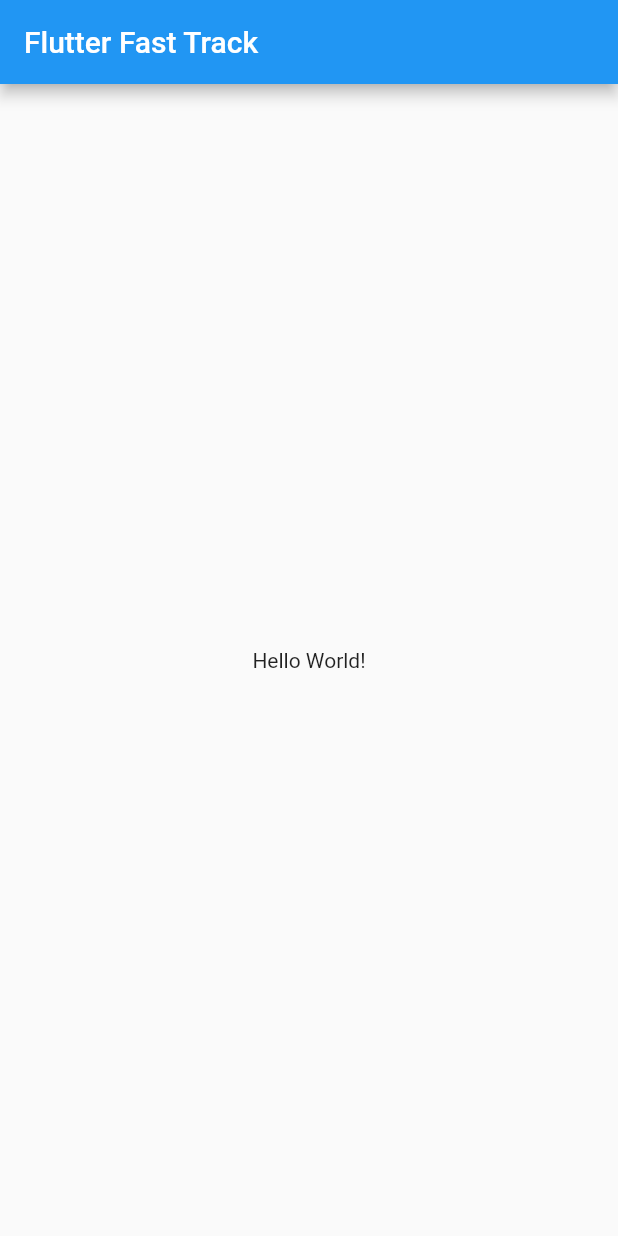
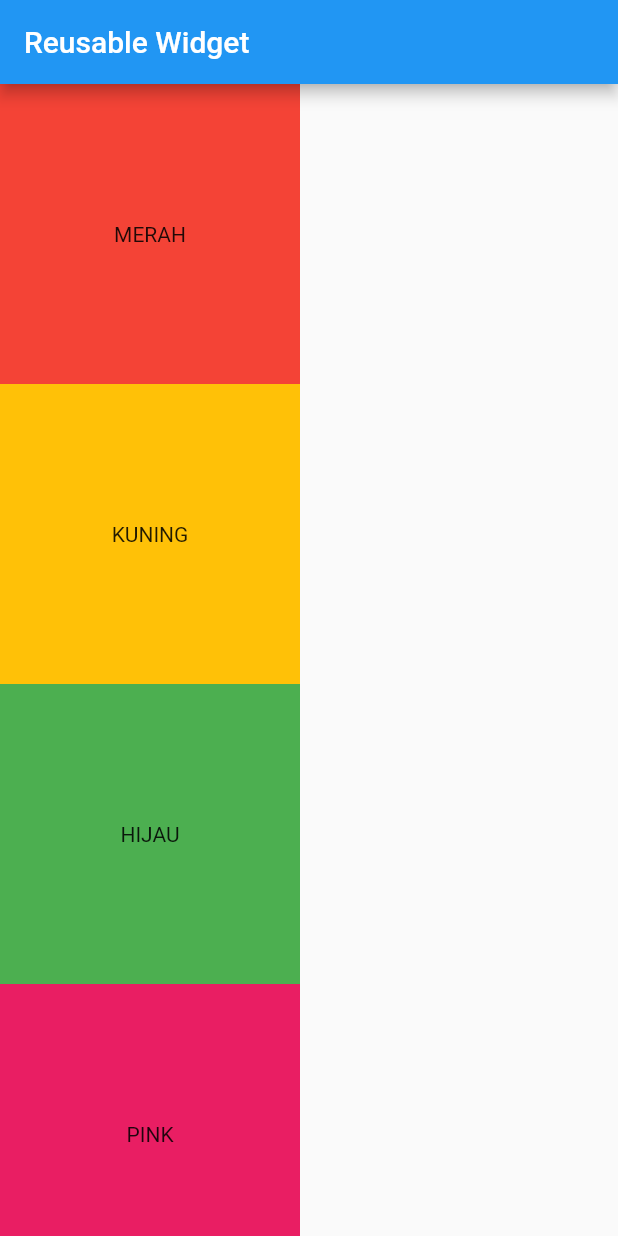
Before and after one commit to taufanbasri/flutter_latihan, a Flutter app: the screen it shows after launch, on a phone screen of 412 x 824 dp. Run offline on Flutter 3.47's test engine with Material 2 defaults, Android fonts, the phone set to English and light mode, and no system bars.

Commit message:
Reusable Widgets

```diff
--- a/lib/main.dart
+++ b/lib/main.dart
@@ -1,4 +1,6 @@
 import 'package:flutter/material.dart';
+
+import './widgets/kotak_warna.dart';
 
 void main() {
   runApp(const MyApp());
@@ -11,12 +13,22 @@
   Widget build(BuildContext context) {
     return MaterialApp(
       home: Scaffold(
-          appBar: AppBar(
-            title: const Text("Flutter Fast Track"),
+        appBar: AppBar(
+          title: const Text("Reusable Widget"),
+        ),
+        body: SingleChildScrollView(
+          child: Column(
+            children: const [
+              KotakWarna(text: "MERAH", color: Colors.red),
+              KotakWarna(text: "KUNING", color: Colors.amber),
+              KotakWarna(text: "HIJAU", color: Colors.green),
+              KotakWarna(text: "PINK", color: Colors.pink),
+              KotakWarna(text: "UNGU", color: Colors.purple),
+              KotakWarna(text: "COKLAT", color: Colors.brown),
+            ],
           ),
-          body: const Center(
-            child: Text("Hello World!"),
-          )),
+        ),
+      ),
     );
   }
 }
--- /dev/null
+++ b/lib/widgets/kotak_warna.dart
@@ -0,0 +1,24 @@
+import 'package:flutter/material.dart';
+
+class KotakWarna extends StatelessWidget {
+  const KotakWarna({
+    Key? key,
+    required this.text,
+    required this.color,
+  }) : super(key: key);
+
+  final String text;
+  final Color color;
+
+  @override
+  Widget build(BuildContext context) {
+    return Container(
+      width: 200,
+      height: 200,
+      color: color,
+      child: Center(
+        child: Text(text),
+      ),
+    );
+  }
+}
```
